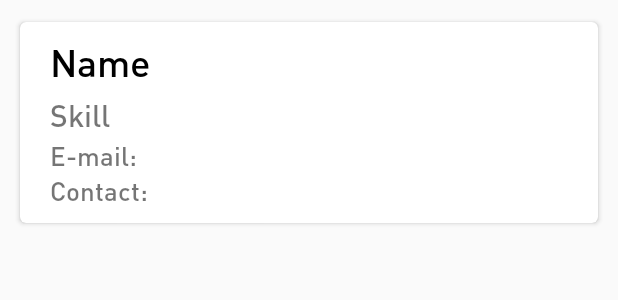
After one commit to yashvardhan-kukreja/E-Guide-Android, an Android app: the layout adapter_teacher_fav_students.xml on its own in the app's theme, with its tools: preview values and no code run, on a phone screen of 412 x 824 dp. The commit adds this screen. Shown: the top 300 px of the screen. Run offline under Robolectric (Android 15) with nearby library versions, the phone set to English and light mode, and no system bars.

Commit message:
Set up the TeacherFavStudents module

```diff
--- a/app/src/main/java/com/eguide/yash1300/e_guide/Models/StudentModel.java
+++ b/app/src/main/java/com/eguide/yash1300/e_guide/Models/StudentModel.java
@@ -33,7 +33,7 @@ public class StudentModel {
 
     @SerializedName("favTeachers")
     @Expose
-    List<TeacherModel> favouriteTeachers;
+    List<FavoriteModel> favouriteTeachers;
 
     public String getId() {
         return id;
@@ -83,11 +83,11 @@ public class StudentModel {
         this.contact = contact;
     }
 
-    public List<TeacherModel> getFavouriteTeachers() {
+    public List<FavoriteModel> getFavouriteTeachers() {
         return favouriteTeachers;
     }
 
-    public void setFavouriteTeachers(List<TeacherModel> favouriteTeachers) {
+    public void setFavouriteTeachers(List<FavoriteModel> favouriteTeachers) {
         this.favouriteTeachers = favouriteTeachers;
     }
 }
--- a/app/src/main/java/com/eguide/yash1300/e_guide/Models/TeacherModel.java
+++ b/app/src/main/java/com/eguide/yash1300/e_guide/Models/TeacherModel.java
@@ -33,7 +33,7 @@ public class TeacherModel {
 
     @SerializedName("students")
     @Expose
-    List<StudentModel> students;
+    List<FavoriteModel> students;
 
     @SerializedName("skills")
     @Expose
@@ -87,11 +87,11 @@ public class TeacherModel {
         this.contact = contact;
     }
 
-    public List<StudentModel> getStudents() {
+    public List<FavoriteModel> getStudents() {
         return students;
     }
 
-    public void setStudents(List<StudentModel> students) {
+    public void setStudents(List<FavoriteModel> students) {
         this.students = students;
     }
 
--- /dev/null
+++ b/app/src/main/res/layout/adapter_teacher_fav_students.xml
@@ -0,0 +1,56 @@
+<?xml version="1.0" encoding="utf-8"?>
+<LinearLayout xmlns:android="http://schemas.android.com/apk/res/android"
+    android:layout_width="match_parent"
+    android:layout_height="wrap_content"
+    xmlns:app="http://schemas.android.com/apk/res-auto"
+    android:orientation="vertical"
+    android:padding="10dp">
+
+    <android.support.v7.widget.CardView
+        android:layout_width="match_parent"
+        android:layout_height="wrap_content"
+        app:cardUseCompatPadding="true"
+        app:cardCornerRadius="4dp">
+
+        <LinearLayout
+            android:layout_width="match_parent"
+            android:layout_height="match_parent"
+            android:paddingTop="10dp"
+            android:paddingLeft="20dp"
+            android:paddingBottom="10dp"
+            android:orientation="vertical">
+
+            <TextView
+                android:layout_width="wrap_content"
+                android:layout_height="match_parent"
+                android:text="Name"
+                android:textColor="#000000"
+                android:id="@+id/adapter_fav_student_name"
+                android:layout_marginBottom="5dp"
+                android:textSize="25sp"/>
+
+            <TextView
+                android:layout_width="wrap_content"
+                android:layout_height="wrap_content"
+                android:text="Skill"
+                android:textSize="20sp"
+                android:layout_marginBottom="2dp"
+                android:id="@+id/adapter_fav_student_skill"/>
+            <TextView
+                android:layout_width="wrap_content"
+                android:layout_height="wrap_content"
+                android:text="E-mail: "
+                android:textSize="17sp"
+                android:id="@+id/adapter_fav_student_email"/>
+            <TextView
+                android:layout_width="wrap_content"
+                android:layout_height="wrap_content"
+                android:text="Contact: "
+                android:textSize="17sp"
+                android:id="@+id/adapter_fav_student_contact"/>
+
+        </LinearLayout>
+
+    </android.support.v7.widget.CardView>
+
+</LinearLayout>
```
Also changed, not shown: app/src/main/java/com/eguide/yash1300/e_guide/Adapters/TeacherFavStudentsAdapter.java (added, +61 -0 lines), app/src/main/java/com/eguide/yash1300/e_guide/Fragments/TeacherHomeFavStudentsFragment.java (+29 -0 lines), app/src/main/java/com/eguide/yash1300/e_guide/Models/FavoriteModel.java (added, +55 -0 lines), app/src/main/res/layout/fragment_teacher_fav_students.xml (added, +13 -0 lines).
